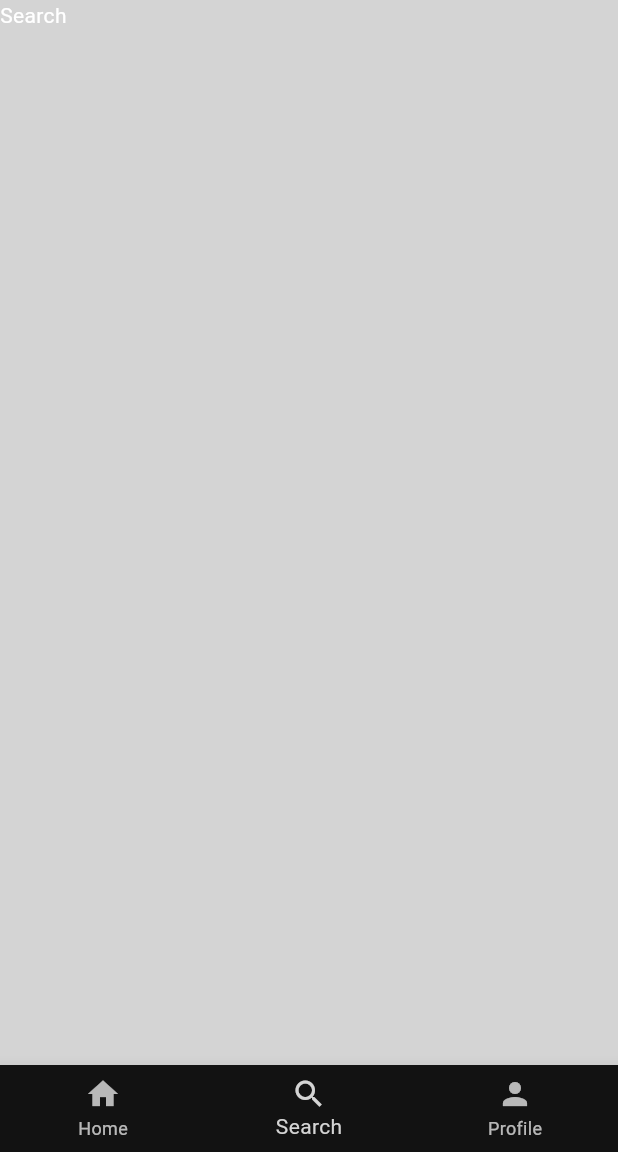
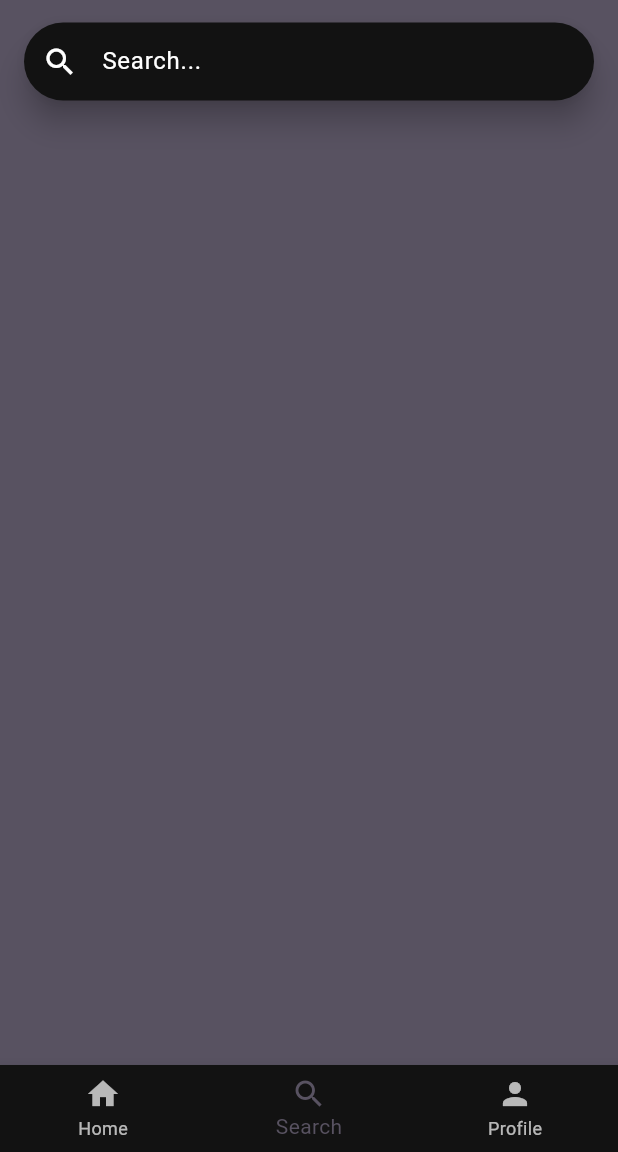
Before and after one commit to aharvadez/moviesinc, a Flutter app: the screen it shows after launch, item 2 of the bottom bar chosen, on a phone screen of 412 x 824 dp, the part 84-1236 px from its top. Run offline on Flutter 3.47's test engine with Material 3 defaults, Android fonts, the light colour scheme and no system bars; our stand-ins replace dio, flutter_bloc, flutter_dotenv; network calls fail.

Commit message:
Starting search

```diff
--- a/lib/core/constants/colors.dart
+++ b/lib/core/constants/colors.dart
@@ -2,10 +2,10 @@ import 'package:flutter/material.dart';
 
 class ColorsData {
   static const Color primaryDark = Color.fromRGBO(54, 4, 130, 1);
-  static const Color backgroundDark = Color.fromRGBO(212, 212, 212, 1);
+  static const Color backgroundDark = Color.fromRGBO(88, 82, 97, 1);
 
   static const Color primaryLight = Color.fromRGBO(98, 0, 238, 1);
-  static const Color backgroundLight = Color.fromRGBO(255, 255, 255, 1);
+  static const Color backgroundLight = Color.fromRGBO(221, 221, 221, 1);
 
   static const Color textLight = Color.fromRGBO(255, 255, 255, 1);
   static const Color textDark = Color.fromRGBO(255, 255, 255, 1);
--- /dev/null
+++ b/lib/features/movies/bloc/homepage/homepage_event.dart
@@ -0,0 +1,5 @@
+part of 'homepage_bloc.dart';
+
+abstract class HomePageEvent {}
+
+class HomePageLoadEvent extends HomePageEvent {}
--- a/lib/features/movies/ui/pages/search_page.dart
+++ b/lib/features/movies/ui/pages/search_page.dart
@@ -1,10 +1,11 @@
 import 'package:flutter/material.dart';
+import 'package:moviesinc/features/movies/ui/widgets/search/search_bar.dart';
 
 class SearchPage extends StatelessWidget {
   const SearchPage({super.key});
 
   @override
   Widget build(BuildContext context) {
-    return Scaffold(body: Text("Search"));
+    return Scaffold(body: Stack(children: [SearchBarCust()]));
   }
 }
--- a/lib/features/movies/ui/widgets/baseLayout/base_layout.dart
+++ b/lib/features/movies/ui/widgets/baseLayout/base_layout.dart
@@ -28,6 +28,7 @@ class _BaseLayoutState extends State<BaseLayout> {
     _pages = [
       HomePage(),
       SearchPage(),
+      Placeholder(),
       // ProfilePage(),
     ];
   }
@@ -67,7 +68,7 @@ class _BaseLayoutState extends State<BaseLayout> {
           ),
         ],
       ),
-      body: _pages[_selectedIndex], // Show the selected page
+      body: IndexedStack(index: _selectedIndex, children: _pages),
       bottomNavigationBar: BottomNavigationBar(
         currentIndex: _selectedIndex,
         onTap: _onTabTapped,
--- a/lib/features/movies/ui/widgets/grid/movieGridBuilder.dart
+++ b/lib/features/movies/ui/widgets/grid/movieGridBuilder.dart
@@ -2,9 +2,9 @@ import 'package:flutter/material.dart';
 import 'package:moviesinc/features/movies/ui/common/movieCards/movieCard.dart';
 
 class GridCreator extends StatelessWidget {
-  const GridCreator({super.key, required this.movieList, this.loading = false});
+  const GridCreator({super.key, this.movieList});
+
   final List<Map<String, dynamic>>? movieList;
-  final bool loading;
   @override
   Widget build(BuildContext context) {
     final hasMovies = movieList != null && movieList!.isNotEmpty;
--- /dev/null
+++ b/lib/features/movies/ui/widgets/search/search_bar.dart
@@ -0,0 +1,29 @@
+import 'package:flutter/material.dart';
+
+class SearchBarCust extends StatelessWidget {
+  const SearchBarCust({super.key});
+
+  @override
+  Widget build(BuildContext context) {
+    return Positioned(
+      top: 15,
+      left: 16,
+      right: 16,
+      child: Material(
+        elevation: 8,
+        borderRadius: BorderRadius.circular(30),
+        child: TextField(
+          decoration: InputDecoration(
+            hintText: "Search...",
+            prefixIcon: Icon(Icons.search),
+            border: InputBorder.none,
+            contentPadding: const EdgeInsets.symmetric(
+              horizontal: 20,
+              vertical: 14,
+            ),
+          ),
+        ),
+      ),
+    );
+  }
+}
```
Also changed, not shown: lib/core/api/api_service.dart (+15 -18 lines), lib/features/movies/bloc/homepage/homepage_bloc.dart (added, +32 -0 lines), lib/features/movies/bloc/homepage/homepage_state.dart (added, +19 -0 lines), lib/features/movies/ui/pages/home_page.dart (+22 -33 lines), lib/features/movies/bloc/movie_bloc.dart (deleted), lib/features/movies/bloc/movie_event.dart (deleted), lib/features/movies/bloc/movie_state.dart (deleted), 1 other file.
